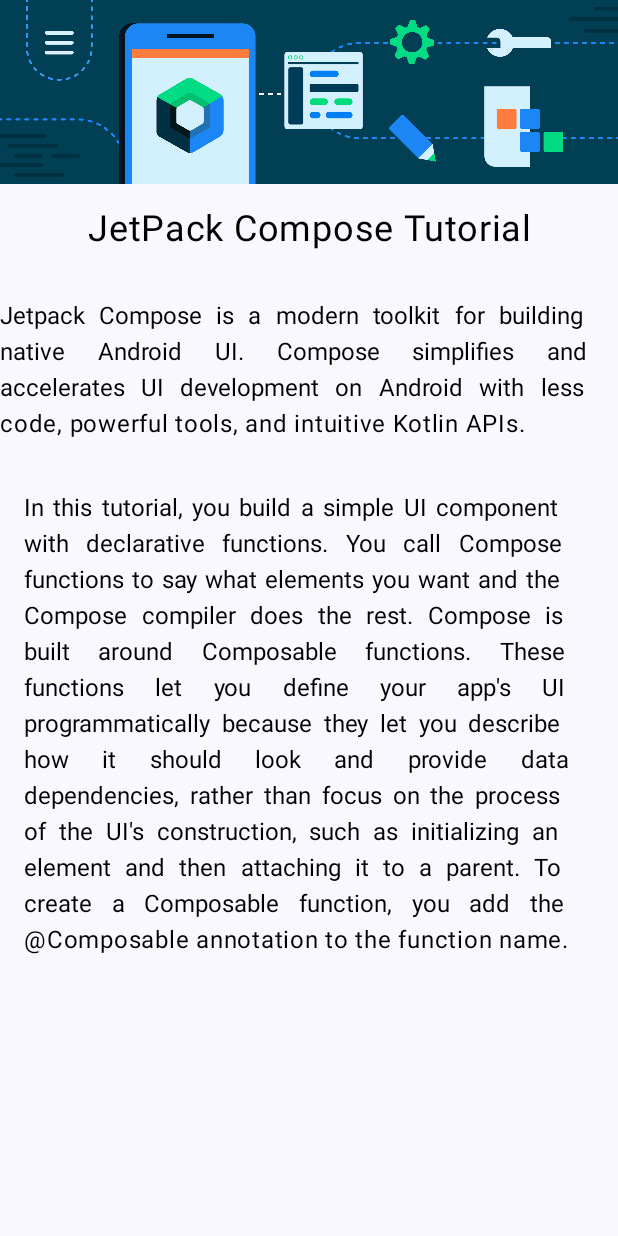
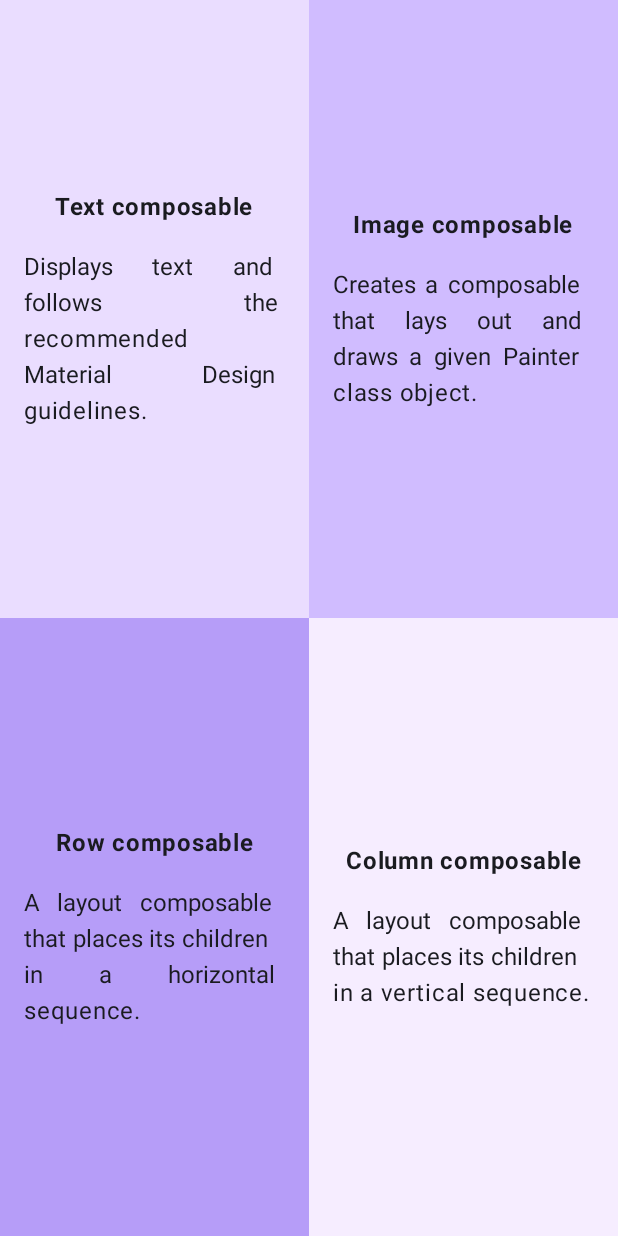
Before and after one commit to diegobenito2/Compose, an Android app built with Jetpack Compose: the screen it shows after launch (MainActivity), on a phone screen of 412 x 824 dp. Run offline under Robolectric (Android 15) with nearby library versions, the phone set to English and light mode, and no system bars.

Commit message:
Tutorial4 hecho con la misma estructura pero diferente código

```diff
--- a/app/src/main/java/com/example/primeraaplicacioncompose/Components/Layouts/Tutoriales/Tutorial2.kt
+++ b/app/src/main/java/com/example/primeraaplicacioncompose/Components/Layouts/Tutoriales/Tutorial2.kt
@@ -40,7 +40,7 @@
             textAlign = TextAlign.Justify
         )
         mensage =
-            "In this tutorial, you build a simple UI component with declarative functions. You call Compose functions to say what elements you want and the Compose compiler does the rest. Compose is built around Composable functions. These functions let you define your app's UI programmatically because they let you describe how it should look and provide data dependencies, rather than focus on the process of the UI's construction, such as initializing an element and then attaching it to a parent. To create a Composable function, you add the @Composable annotation to the function name."
+            "In this tutorial4_0, you build a simple UI component with declarative functions. You call Compose functions to say what elements you want and the Compose compiler does the rest. Compose is built around Composable functions. These functions let you define your app's UI programmatically because they let you describe how it should look and provide data dependencies, rather than focus on the process of the UI's construction, such as initializing an element and then attaching it to a parent. To create a Composable function, you add the @Composable annotation to the function name."
         Text(
             mensage, Modifier
                 .fillMaxWidth()
--- a/app/src/main/java/com/example/primeraaplicacioncompose/Components/Layouts/Tutoriales/Tutorial3.kt
+++ b/app/src/main/java/com/example/primeraaplicacioncompose/Components/Layouts/Tutoriales/Tutorial3.kt
@@ -1,15 +1,37 @@
 package com.example.primeraaplicacioncompose.Components.Layouts.Tutoriales
 
 import androidx.compose.foundation.Image
+import androidx.compose.foundation.layout.Arrangement
+import androidx.compose.foundation.layout.Column
+import androidx.compose.foundation.layout.fillMaxSize
+import androidx.compose.foundation.layout.padding
+import androidx.compose.material3.Text
 import androidx.compose.runtime.Composable
 import androidx.compose.ui.Alignment
 import androidx.compose.ui.Modifier
 import androidx.compose.ui.res.painterResource
+import androidx.compose.ui.text.font.FontWeight
 import androidx.compose.ui.tooling.preview.Preview
+import androidx.compose.ui.unit.dp
+import androidx.compose.ui.unit.sp
 import com.example.primeraaplicacioncompose.R
 
 @Preview(showBackground = true)
 @Composable
-fun tutorial3(){
-    Image(painter = painterResource(R.drawable.ic_task_completed),"Imagen",Modifier,Alignment.Center)
+fun tutorial3() {
+    tutorial3_0()
 }
+
+@Composable
+fun tutorial3_0() {
+    Column(modifier = Modifier.fillMaxSize(), Arrangement.Center,Alignment.CenterHorizontally) {
+
+        Image(
+            painter = painterResource(R.drawable.ic_task_completed),
+            "Imagen",
+            Modifier,
+        )
+        Text("All tasks completed",Modifier.padding(0.dp,20.dp,8.dp,0.dp), fontWeight = FontWeight.Bold )
+        Text("Nice work!", fontSize = 16.sp)
+    }
+}
--- /dev/null
+++ b/app/src/main/java/com/example/primeraaplicacioncompose/Components/Layouts/Tutoriales/Tutorial4.kt
@@ -0,0 +1,112 @@
+package com.example.primeraaplicacioncompose.Components.Layouts.Tutoriales
+
+
+import androidx.compose.foundation.background
+import androidx.compose.foundation.layout.Arrangement
+import androidx.compose.foundation.layout.Box
+import androidx.compose.foundation.layout.Column
+import androidx.compose.foundation.layout.Row
+import androidx.compose.foundation.layout.fillMaxSize
+import androidx.compose.foundation.layout.padding
+import androidx.compose.material3.Text
+import androidx.compose.runtime.Composable
+import androidx.compose.ui.Alignment
+import androidx.compose.ui.Modifier
+import androidx.compose.ui.graphics.Color
+import androidx.compose.ui.text.TextStyle
+import androidx.compose.ui.text.font.FontStyle
+import androidx.compose.ui.text.font.FontWeight
+import androidx.compose.ui.text.style.TextAlign
+import androidx.compose.ui.tooling.preview.Preview
+import androidx.compose.ui.unit.dp
+
+@Preview(showBackground = true)
+@Composable
+fun tutorial4() {
+    tutorial4_0()
+}
+
+@Composable
+fun tutorial4_0() {
+    Column(Modifier.fillMaxSize()) {
+        var texto = ""
+        Row(Modifier.weight(1f)) {
+            Box(
+                Modifier
+                    .fillMaxSize()
+                    .weight(1f)
+                    .background(Color(0xFFEADDFF))
+                    .padding(16.dp)
+            ) {
+                Column(
+                    Modifier.align(Alignment.Center),
+                    horizontalAlignment = Alignment.CenterHorizontally,
+                    verticalArrangement = Arrangement.Center
+                ) {
+                    texto = "Text composable"
+                    Text(texto, Modifier.padding(bottom = 16.dp), fontWeight = FontWeight.Bold)
+                    texto = "Displays text and follows the recommended Material Design guidelines."
+                    Text(texto, textAlign = TextAlign.Justify)
+                }
+            }
+            Box(
+                Modifier
+                    .fillMaxSize()
+                    .weight(1f)
+                    .background(Color(0xFFD0BCFF))
+                    .padding(16.dp)
+            ) {
+                Column(
+                    Modifier.align(Alignment.Center),
+                    horizontalAlignment = Alignment.CenterHorizontally,
+                    verticalArrangement = Arrangement.Center
+                ) {
+                    texto = "Image composable"
+                    Text(texto, Modifier.padding(bottom = 16.dp), fontWeight = FontWeight.Bold)
+                    texto =
+                        "Creates a composable that lays out and draws a given Painter class object."
+                    Text(texto, textAlign = TextAlign.Justify)
+                }
+            }
+        }
+        Row(Modifier.weight(1f)) {
+            Box(
+                Modifier
+                    .fillMaxSize()
+                    .background(Color(0xFFB69DF8))
+                    .weight(1f)
+                    .padding(16.dp)
+            ) {
+                Column(
+                    Modifier.align(Alignment.Center),
+                    horizontalAlignment = Alignment.CenterHorizontally,
+                    verticalArrangement = Arrangement.Center
+                ) {
+                    texto = "Row composable"
+                    Text(texto, Modifier.padding(bottom = 16.dp), fontWeight = FontWeight.Bold)
+                    texto = "A layout composable that places its children in a horizontal sequence."
+                    Text(texto, textAlign = TextAlign.Justify)
+                }
+            }
+            Box(
+                Modifier
+                    .fillMaxSize()
+                    .weight(1f)
+                    .background(Color(0xFFF6EDFF))
+                    .padding(16.dp)
+            ) {
+                Column(
+                    Modifier.align(Alignment.Center),
+                    horizontalAlignment = Alignment.CenterHorizontally,
+                    verticalArrangement = Arrangement.Center
+                ) {
+                    texto = "Column composable"
+                    Text(texto, Modifier.padding(bottom = 16.dp), fontWeight = FontWeight.Bold)
+                    texto = "A layout composable that places its children in a vertical sequence."
+                    Text(texto, textAlign = TextAlign.Justify)
+                }
+            }
+        }
+
+    }
+}
--- a/app/src/main/java/com/example/primeraaplicacioncompose/MainActivity.kt
+++ b/app/src/main/java/com/example/primeraaplicacioncompose/MainActivity.kt
@@ -20,6 +20,8 @@
 import androidx.compose.ui.unit.dp
 import com.example.primeraaplicacioncompose.Components.Layouts.Tutoriales.Tutorial1
 import com.example.primeraaplicacioncompose.Components.Layouts.Tutoriales.Tutorial2
+import com.example.primeraaplicacioncompose.Components.Layouts.Tutoriales.tutorial3
+import com.example.primeraaplicacioncompose.Components.Layouts.Tutoriales.tutorial4
 import com.example.primeraaplicacioncompose.ui.theme.PrimeraAplicacionComposeTheme
 import com.example.primeraaplicacioncompose.Components.Layouts.myColum
 import com.example.primeraaplicacioncompose.Components.Layouts.myRow
@@ -45,9 +47,11 @@
                     myBox2()
                     myColum()
                     myRow(modifier = Modifier.padding(innerPadding))*/
-                    //Tutorial1("Hola esto es el tutorial 1","From Diego", modifier = Modifier.padding(innerPadding))
+                    //Tutorial1("Hola esto es el tutorial4_0 1","From Diego", modifier = Modifier.padding(innerPadding))
+//                    Tutorial2()
+//                    tutorial3()
+                    tutorial4()
                 }
-                    Tutorial2()
             }
         }
     }
```
